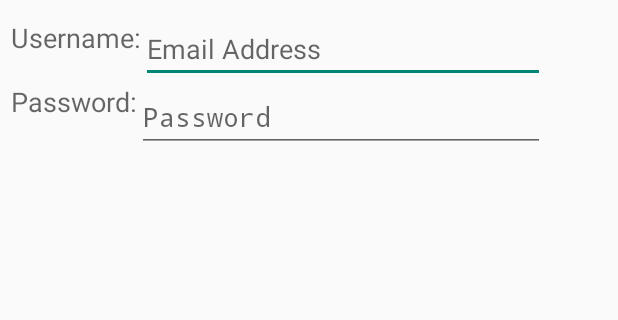
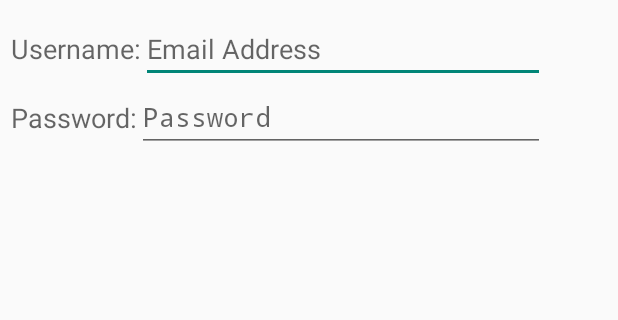
Before and after one commit to NazliMedghalchi/AndroidProject, an Android app: the LoginMain screen opened directly, with no data from a screen before it, on a phone screen of 412 x 824 dp, the part 133-453 px from its top. Run offline under Robolectric (Android 15) with nearby library versions, the phone set to English and light mode, and no system bars.

Commit message:
Allignmed text with editText input

```diff
--- a/QuizApp/app/src/main/res/layout/activity_login.xml
+++ b/QuizApp/app/src/main/res/layout/activity_login.xml
@@ -60,7 +60,7 @@
                         android:id="@+id/QT_user"
                         android:layout_gravity="center"
                         android:foregroundGravity="right"
-                        android:gravity="left" />
+                        android:gravity="center_vertical|left" />
 
                     <EditText
                         android:layout_width="fill_parent"
@@ -86,7 +86,7 @@
                         android:text="@string/pass_text"
                         android:id="@+id/QT_pass"
                         android:layout_gravity="bottom"
-                        android:gravity="center_horizontal|left"
+                        android:gravity="center_vertical|center_horizontal|left"
                         android:foregroundGravity="right" />
 
                     <EditText
```
